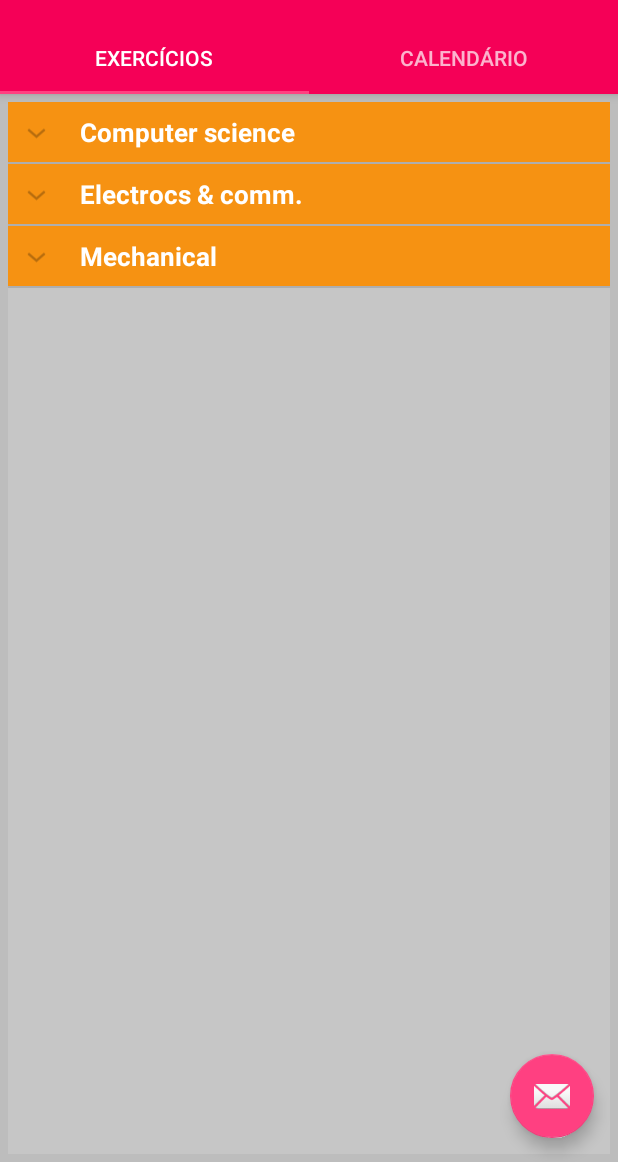
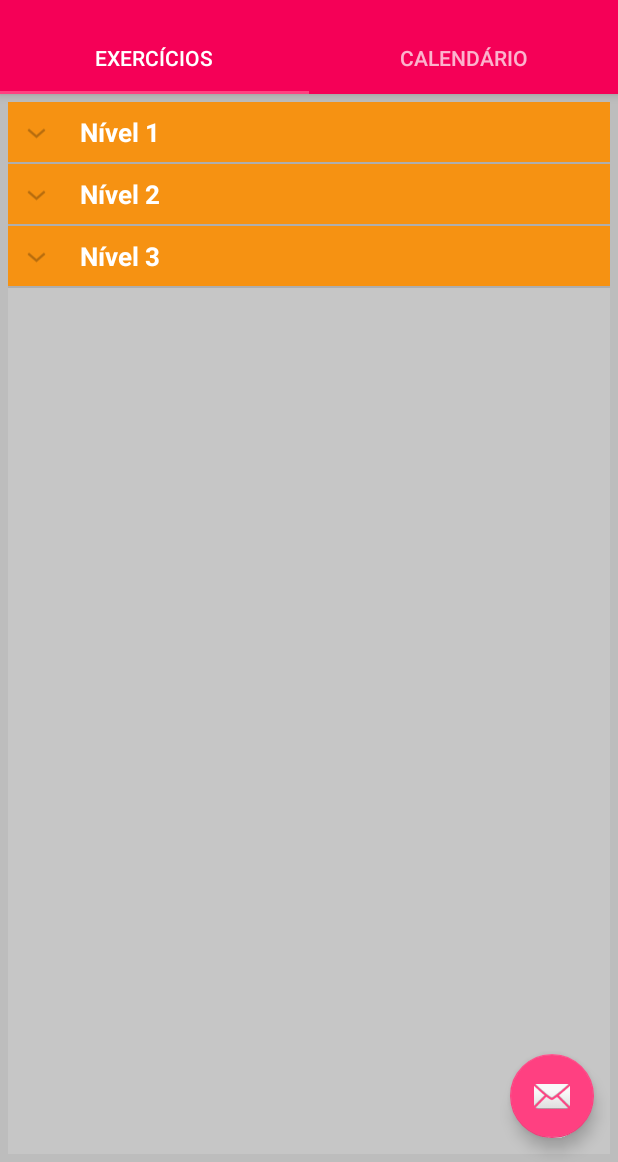
Before and after one commit to SamuelIGT/BackOnTrack-oldVersion-, an Android app: the screen it shows after launch (MainActivity), on a phone screen of 412 x 824 dp, the part 74-1236 px from its top. Run offline under Robolectric (Android 15) with nearby library versions, the phone set to English and light mode, and no system bars.

Commit message:
Back On Track 0.5.2-ALPHA
*Added transition from sections to exercises (although it's not working
yet).

```diff
--- a/app/src/main/java/br/ufc/quixada/backontrack/Fragments/SectionsFragment.java
+++ b/app/src/main/java/br/ufc/quixada/backontrack/Fragments/SectionsFragment.java
@@ -1,7 +1,12 @@
 package br.ufc.quixada.backontrack.Fragments;
 
+import android.app.Activity;
+import android.content.Context;
+import android.content.Intent;
 import android.support.v4.app.Fragment;
 import android.os.Bundle;
+import android.support.v4.app.FragmentTransaction;
+import android.util.Log;
 import android.view.LayoutInflater;
 import android.view.View;
 import android.view.ViewGroup;
@@ -50,16 +55,33 @@ public class SectionsFragment extends Fragment {
         listAdapter = new ExpandableListAdapter(rootView.getContext(), listDataHeader, listDataChild);
         expListView.setAdapter(listAdapter);
 
-        FnClickEvents();
+        FnClickEvents(rootView);
         return rootView;
     }
 
-    void FnClickEvents() {
+    void FnClickEvents(final View thisView) {
         expListView.setOnChildClickListener(new ExpandableListView.OnChildClickListener() {
             //Listening to child item selection
             @Override
             public boolean onChildClick(ExpandableListView expandableListView, View view, int i, int i1, long l) {
-                Toast.makeText(rootView.getContext(), "OnClickChild", Toast.LENGTH_SHORT).show();
+
+                // Create new fragment and transaction
+                Fragment newFragment = new ExerciseFragment();
+                getFragmentManager().beginTransaction()
+                        .replace(R.id.container, newFragment,"EXCSE_FRGMNT")
+                        .addToBackStack(null)
+                        .commit();
+            /*    // Create new fragment and transaction
+                Fragment newFragment = new ExerciseFragment();
+                FragmentTransaction transaction = getFragmentManager().beginTransaction();
+
+                // Replace whatever is in the fragment_container view with this fragment,
+                // and add the transaction to the back stack
+                transaction.replace(R.id.container, newFragment, "EXCSE_FRGMNT");
+                transaction.addToBackStack(null);
+                // Commit the transaction
+                transaction.commit();
+*/
                 return false;
             }
         });
@@ -86,39 +108,35 @@ public class SectionsFragment extends Fragment {
         listDataHeader = new ArrayList<String>();
         listDataChild = new HashMap<String, List<String>>();
         // Adding child data
-        listDataHeader.add("Computer science");
-        listDataHeader.add("Electrocs & comm.");
-        listDataHeader.add("Mechanical");
+        listDataHeader.add("Nível 1");
+        listDataHeader.add("Nível 2");
+        listDataHeader.add("Nível 3");
 
         // Adding child data
-        List<String> lstCS = new ArrayList<String>();
-        lstCS.add("Data structure");
-        lstCS.add("C# Programming");
-        lstCS.add("Java programming");
-        lstCS.add("ADA");
-        lstCS.add("Operation reserach");
-        lstCS.add("OOPS with C");
-        lstCS.add("C++ Programming");
+        List<String> lstOne = new ArrayList<String>();
+        lstOne.add("Alongamento");
+        lstOne.add("Fortalecimento do braço");
+        lstOne.add("Fortalecimento da mão");
+        lstOne.add("Cordenação");
 
-        List<String> lstEC = new ArrayList<String>();
-        lstEC.add("Field Theory");
-        lstEC.add("Logic Design");
-        lstEC.add("Analog electronics");
-        lstEC.add("Network analysis");
-        lstEC.add("Micro controller");
-        lstEC.add("Signals and system");
+        List<String> lstTwo = new ArrayList<String>();
+        lstTwo.add("Alongamento");
+        lstTwo.add("Fortalecimento do braço");
+        lstTwo.add("Fortalecimento da mão");
+        lstTwo.add("Cordenação");
+        lstTwo.add("Habilidades manuais");
 
-        List<String> lstMech = new ArrayList<String>();
-        lstMech.add("Instrumentation technology");
-        lstMech.add("Dynamics of machinnes");
-        lstMech.add("Energy engineering");
-        lstMech.add("Design of machine");
-        lstMech.add("Turbo machine");
-        lstMech.add("Energy conversion");
+
+        List<String> lstThree = new ArrayList<String>();
+        lstThree.add("Alongamento");
+        lstThree.add("Fortalecimento do braço");
+        lstThree.add("Fortalecimento da mão");
+        lstThree.add("Cordenação");
+        lstThree.add("Habilidades manuais");
 
         // Header, Child data
-        listDataChild.put(listDataHeader.get(0), lstCS);
-        listDataChild.put(listDataHeader.get(1), lstEC);
-        listDataChild.put(listDataHeader.get(2), lstMech);
+        listDataChild.put(listDataHeader.get(0), lstOne);
+        listDataChild.put(listDataHeader.get(1), lstTwo);
+        listDataChild.put(listDataHeader.get(2), lstThree);
     }
 }
--- a/app/src/main/java/br/ufc/quixada/backontrack/adapter/SectionsPagerAdapter.java
+++ b/app/src/main/java/br/ufc/quixada/backontrack/adapter/SectionsPagerAdapter.java
@@ -37,6 +37,8 @@ public class SectionsPagerAdapter extends FragmentPagerAdapter {
         switch (position){
             case 0:
                 return new SectionsFragment();
+/*            case 1:
+                return new ExerciseFragment();*/
         }
         return MainActivity.PlaceholderFragment.newInstance(position + 1);
     }
--- a/app/src/main/res/layout/content_main.xml
+++ b/app/src/main/res/layout/content_main.xml
@@ -5,6 +5,7 @@
     android:layout_width="match_parent"
     android:layout_height="match_parent"
     android:background="@color/viewBg"
+    android:id="@+id/content_main"
     app:layout_behavior="@string/appbar_scrolling_view_behavior"
     tools:context="br.ufc.quixada.backontrack.MainActivity"
     tools:showIn="@layout/activity_main">
--- a/app/src/main/res/layout/fragment_main.xml
+++ b/app/src/main/res/layout/fragment_main.xml
@@ -76,7 +76,7 @@
 
     </android.support.design.widget.AppBarLayout>
 
-    <include layout="@layout/content_main" />
+    <include layout="@layout/content_main"/>
 
 
 
```
Also changed, not shown: app/src/main/java/br/ufc/quixada/backontrack/Fragments/ExerciseFragment.java (+21 -0 lines).
